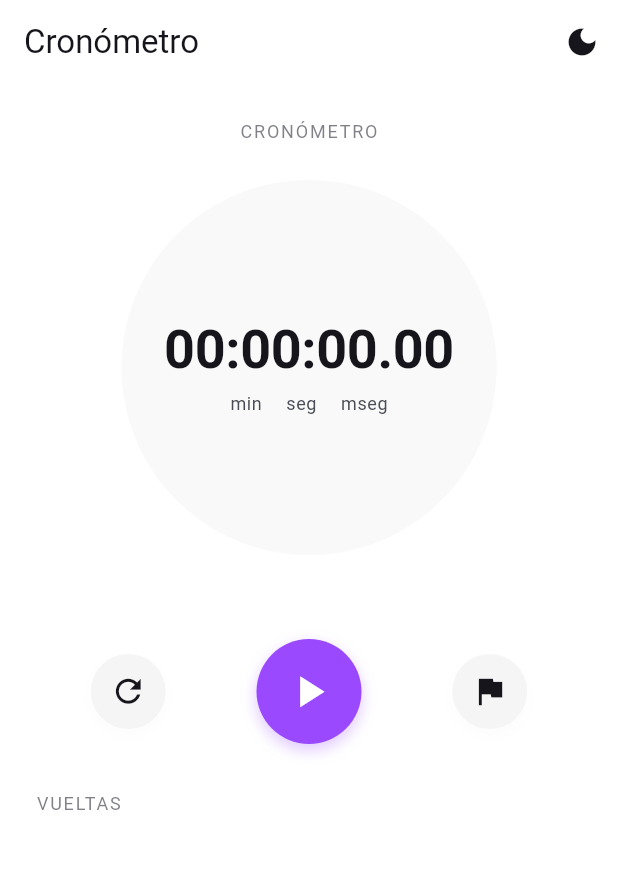
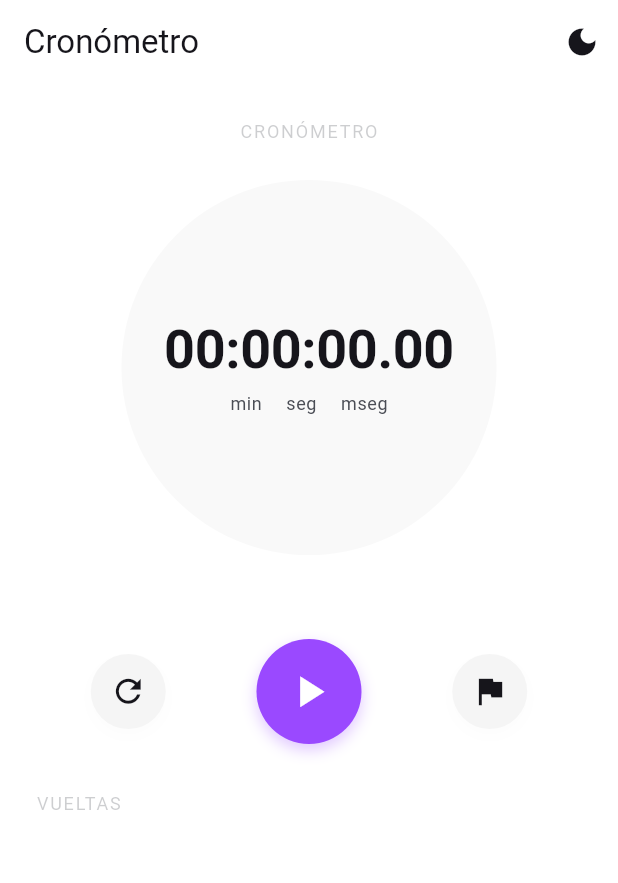
Before and after one commit to ClaraWidthCode/Stopwatch, a Flutter app: the screen it shows after launch, on a phone screen of 412 x 824 dp. Shown: the top 883 px of the screen. Run offline on Flutter 3.47's test engine with Material 3 defaults, Android fonts, the phone set to English and light mode, and no system bars; our stand-ins replace equatable, flutter_bloc, get_it, sqflite_common_ffi; accounts and stored records are empty.

Commit message:
Refactor constants

```diff
--- a/lib/features/stopwatch/presentation/pages/stopwatch_screen.dart
+++ b/lib/features/stopwatch/presentation/pages/stopwatch_screen.dart
@@ -19,7 +19,7 @@ class _StopwatchScreenState extends State<StopwatchScreen> {
   Duration _elapsedTime = Duration.zero;
   bool _isRunning = false;
   bool _isPaused = false;
-  List<StopwatchLap> _laps = [];
+  final List<StopwatchLap> _laps = [];
 
   @override
   void dispose() {
@@ -129,7 +129,7 @@ class _StopwatchScreenState extends State<StopwatchScreen> {
             style: Theme.of(context).textTheme.bodySmall?.copyWith(
               color: Theme.of(
                 context,
-              ).textTheme.bodySmall?.color?.withOpacity(0.7),
+              ).textTheme.bodySmall?.color?.withAlpha(70),
               letterSpacing: 1.2,
             ),
           ),
@@ -168,7 +168,7 @@ class _StopwatchScreenState extends State<StopwatchScreen> {
                       vertical: 6,
                     ),
                     decoration: BoxDecoration(
-                      color: AppColors.primary.withOpacity(0.1),
+                      color: AppColors.primary.withAlpha(10),
                       borderRadius: BorderRadius.circular(12),
                     ),
                     child: Text(
@@ -244,7 +244,7 @@ class _StopwatchScreenState extends State<StopwatchScreen> {
             style: Theme.of(context).textTheme.bodySmall?.copyWith(
               color: Theme.of(
                 context,
-              ).textTheme.bodySmall?.color?.withOpacity(0.7),
+              ).textTheme.bodySmall?.color?.withAlpha(70),
               letterSpacing: 1.2,
             ),
           ),
@@ -307,7 +307,7 @@ class _StopwatchScreenState extends State<StopwatchScreen> {
             width: 32,
             height: 32,
             decoration: BoxDecoration(
-              color: AppColors.primary.withOpacity(0.1),
+              color: AppColors.primary.withAlpha(10),
               shape: BoxShape.circle,
             ),
             child: Center(
```
Also changed, not shown: lib/core/constants/app_themes.dart (+8 -30 lines), lib/features/alarm/presentation/pages/alarm_screen.dart (+11 -11 lines), lib/features/timer/presentation/pages/timer_screen.dart (+8 -7 lines).
